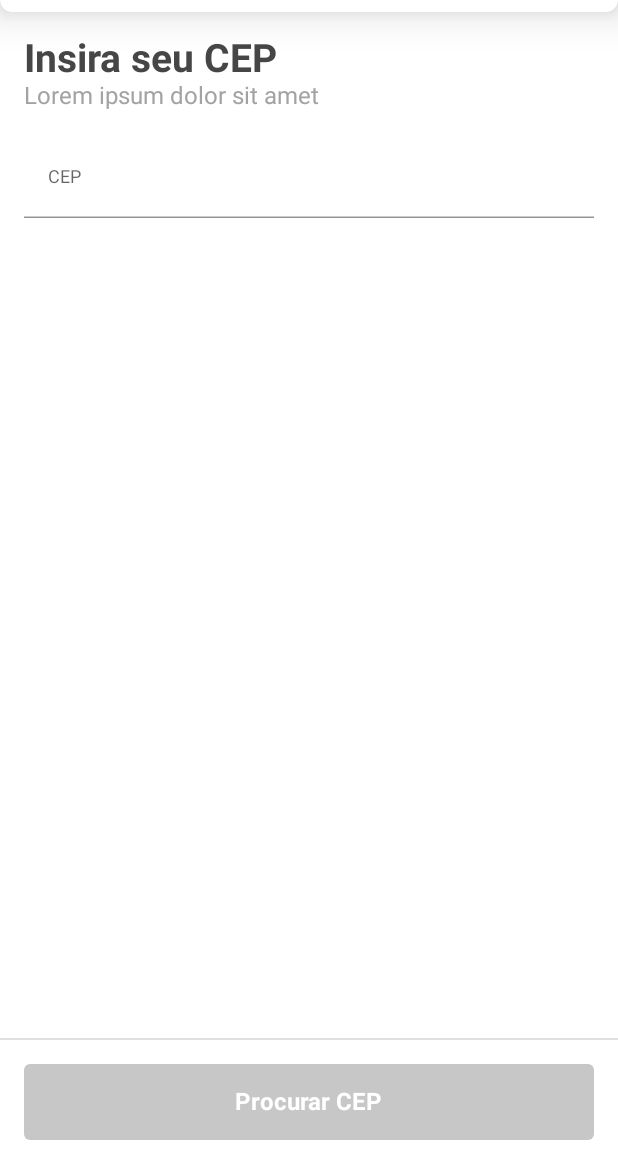
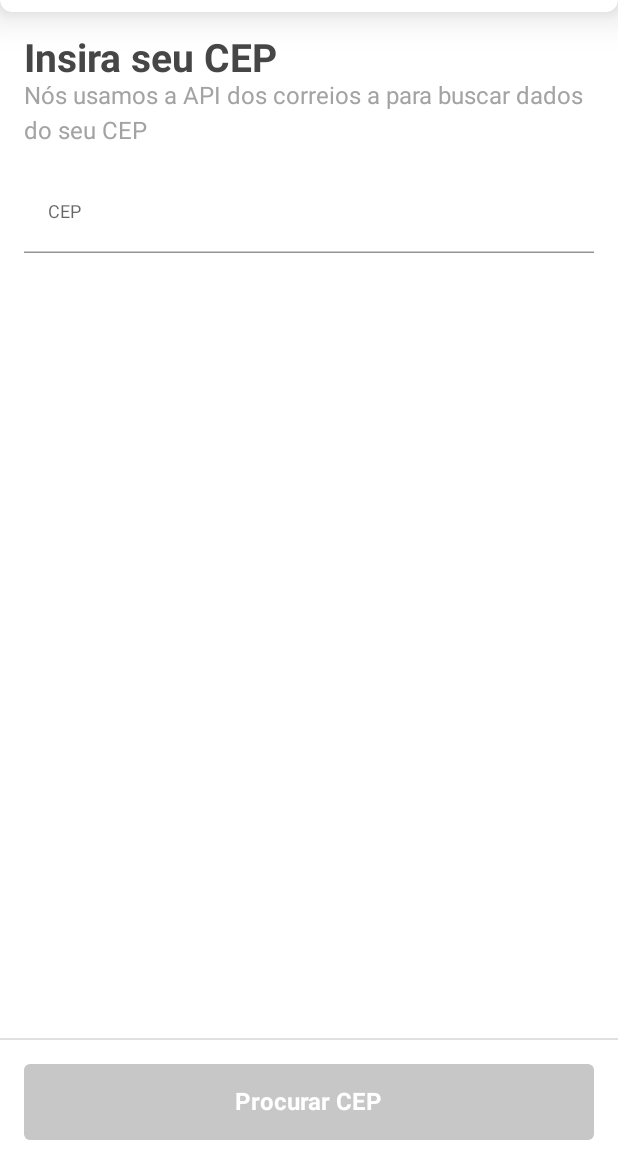
Before and after one commit to DevCapu/TestsWithCompose, an Android app built with Jetpack Compose: the screen it shows after launch (MainActivity), on a phone screen of 412 x 824 dp, the part 72-1236 px from its top. Run offline under Robolectric (Android 15) with nearby library versions, the phone set to English and light mode, and no system bars.

Commit message:
extrai strings

```diff
--- a/app/src/main/java/br/com/devcapu/jetpackcomposetest/MainActivity.kt
+++ b/app/src/main/java/br/com/devcapu/jetpackcomposetest/MainActivity.kt
@@ -12,6 +12,7 @@ import androidx.compose.ui.Alignment
 import androidx.compose.ui.Modifier
 import androidx.compose.ui.draw.shadow
 import androidx.compose.ui.graphics.Color
+import androidx.compose.ui.res.stringResource
 import androidx.compose.ui.text.font.FontWeight
 import androidx.compose.ui.text.style.TextAlign.Companion.Center
 import androidx.compose.ui.tooling.preview.Preview
@@ -38,7 +39,9 @@ fun SearchScreen() {
         topBar = { AppBar() },
     ) {
         Box(
-            modifier = Modifier.fillMaxSize().background(color = Color.White)) {
+            modifier = Modifier
+                .fillMaxSize()
+                .background(color = Color.White)) {
             Column(
                 modifier = Modifier
                     .fillMaxSize()
@@ -46,12 +49,12 @@ fun SearchScreen() {
                     .padding(horizontal = 16.dp)
             ) {
                 Text(
-                    text = "Insira seu CEP",
+                    text = stringResource(R.string.insert_cep_label),
                     style = MaterialTheme.typography.h4
                 )
 
                 Text(
-                    text = "Lorem ipsum dolor sit amet",
+                    text = stringResource(R.string.search_info),
                     style = MaterialTheme.typography.body1
                 )
 
@@ -63,7 +66,7 @@ fun SearchScreen() {
                     onValueChange = { CEP = it },
                     label = {
                         Text(
-                            text = "CEP",
+                            text = stringResource(R.string.cep_label),
                             style = MaterialTheme.typography.caption
                         )
                     },
@@ -93,7 +96,7 @@ fun SearchScreen() {
                 ) {
                     Text(
                         modifier = Modifier.padding(8.dp),
-                        text = "Procurar CEP",
+                        text = stringResource(R.string.search_cep_button),
                         style = MaterialTheme.typography.body2,
                         fontWeight = FontWeight.Bold,
                         color = Color.White
@@ -118,7 +121,7 @@ private fun AppBar() {
     ) {
         Text(
             modifier = Modifier.fillMaxWidth(),
-            text = "Buscador de CEP",
+            text = stringResource(id = R.string.app_name),
             textAlign = Center,
             style = MaterialTheme.typography.body2
         )
--- a/app/src/main/res/values/strings.xml
+++ b/app/src/main/res/values/strings.xml
@@ -1,3 +1,7 @@
 <resources>
-    <string name="app_name">JetpackComposeTest</string>
+    <string name="app_name">Buscador de CEP</string>
+    <string name="insert_cep_label">Insira seu CEP</string>
+    <string name="search_info">Nós usamos a API dos correios a para buscar dados do seu CEP</string>
+    <string name="cep_label">CEP</string>
+    <string name="search_cep_button">Procurar CEP</string>
 </resources>
```
